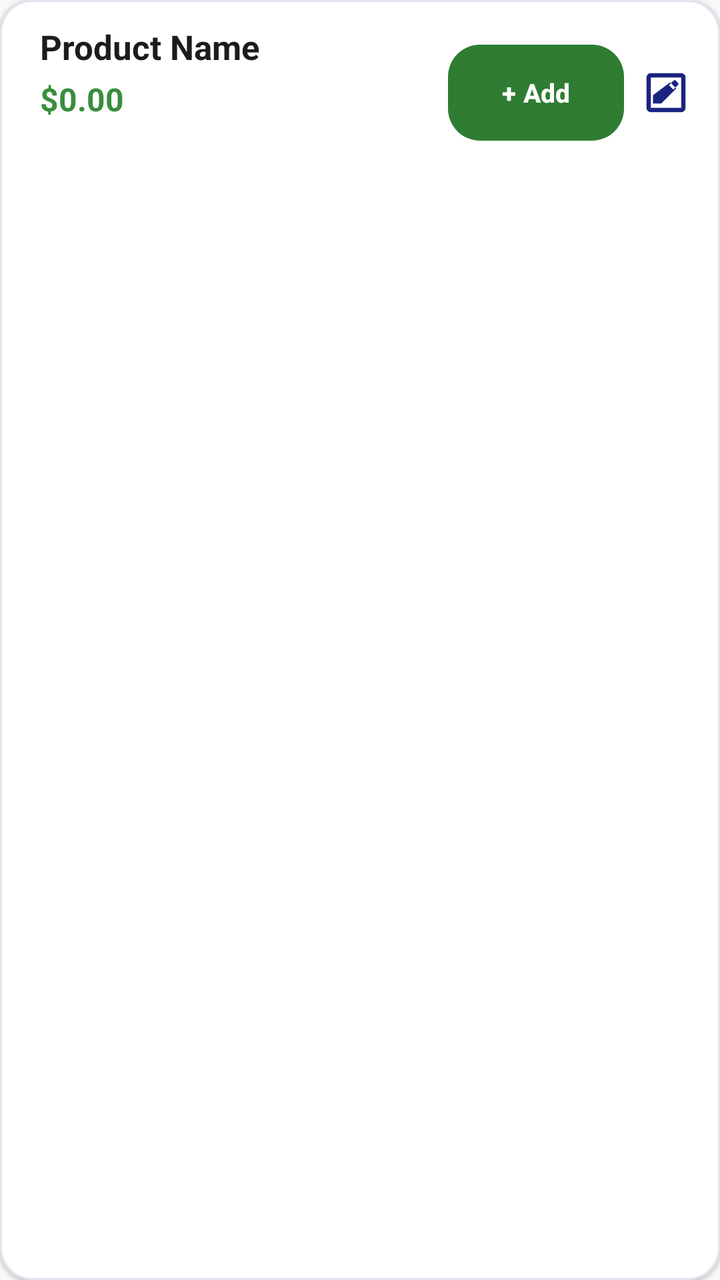
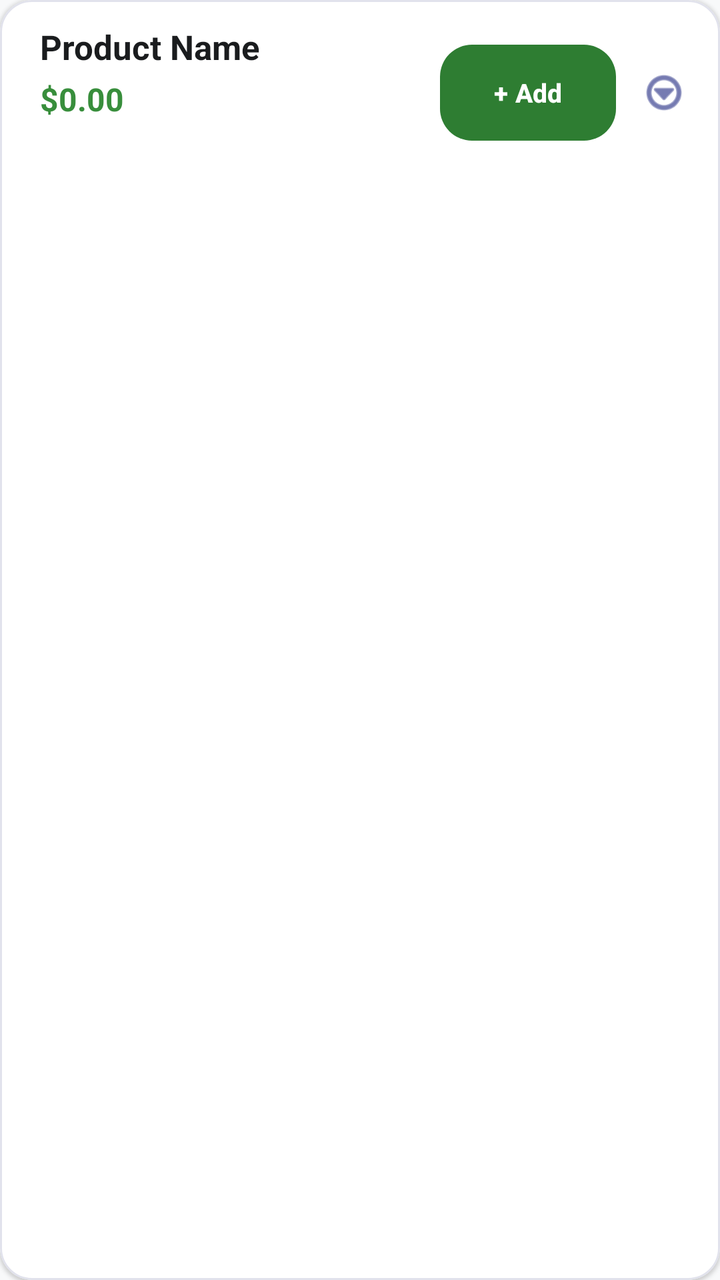

The first picture is an Android layout as it rendered before a commit; the second is the same layout after the commit. The layout source and the unified diff follow.
<!-- AndroidManifest.xml: application theme Theme.PosExpress -->
<!-- res/layout/product_item.xml -->
<?xml version="1.0" encoding="utf-8"?>
<com.google.android.material.card.MaterialCardView xmlns:android="http://schemas.android.com/apk/res/android"
    xmlns:app="http://schemas.android.com/apk/res-auto"
    android:id="@+id/productCard"
    android:layout_width="match_parent"
    android:layout_height="wrap_content"
    android:layout_marginHorizontal="16dp"
    android:layout_marginVertical="8dp"
    app:cardCornerRadius="16dp"
    app:cardElevation="1dp"
    app:strokeWidth="1dp"
    app:strokeColor="@color/surfaceVariant"
    app:cardBackgroundColor="@color/white">

    <LinearLayout
        android:layout_width="match_parent"
        android:layout_height="wrap_content"
        android:orientation="horizontal"
        android:gravity="center_vertical">

        
        <View
            android:id="@+id/selectionIndicator"
            android:layout_width="6dp"
            android:layout_height="match_parent"
            android:background="@color/successEmerald"
            android:visibility="gone" />

        <LinearLayout
            android:layout_width="match_parent"
            android:layout_height="wrap_content"
            android:orientation="horizontal"
            android:padding="12dp"
            android:gravity="center_vertical">

            <LinearLayout
                android:layout_width="0dp"
                android:layout_height="wrap_content"
                android:layout_weight="1"
                android:layout_marginStart="8dp"
                android:orientation="vertical">

                <LinearLayout
                    android:layout_width="wrap_content"
                    android:layout_height="wrap_content"
                    android:orientation="horizontal"
                    android:gravity="center_vertical">

                    <TextView
                        android:id="@+id/tvProductName"
                        android:layout_width="wrap_content"
                        android:layout_height="wrap_content"
                        android:text="Product Name"
                        android:textSize="17sp"
                        android:textColor="@color/textPrimary"
                        android:textStyle="bold" />

                    <TextView
                        android:id="@+id/tvQuantityBadge"
                        android:layout_width="wrap_content"
                        android:layout_height="wrap_content"
                        android:layout_marginStart="8dp"
                        android:background="@drawable/badge_background"
                        android:paddingHorizontal="8dp"
                        android:paddingVertical="2dp"
                        android:text="x1"
                        android:textColor="@color/onSuccessContainer"
                        android:textSize="11sp"
                        android:textStyle="bold"
                        android:visibility="gone" />
                </LinearLayout>

                <TextView
                    android:id="@+id/tvProductPrice"
                    android:layout_width="wrap_content"
                    android:layout_height="wrap_content"
                    android:text="$0.00"
                    android:layout_marginTop="4dp"
                    android:textSize="16sp"
                    android:textStyle="bold"
                    android:textColor="@color/successEmerald" />

                <TextView
                    android:id="@+id/tvProductCategory"
                    android:layout_width="wrap_content"
                    android:layout_height="wrap_content"
                    android:layout_marginTop="4dp"
                    android:textSize="12sp"
                    android:textColor="@color/primaryLight"
                    android:textStyle="italic" />
            </LinearLayout>

            <FrameLayout
                android:layout_width="wrap_content"
                android:layout_height="wrap_content"
                android:layout_marginStart="8dp">

                <com.google.android.material.button.MaterialButton
                    android:id="@+id/btnAddCart"
                    style="@style/Widget.Material3.Button"
                    android:layout_width="wrap_content"
                    android:layout_height="wrap_content"
                    android:text="@string/btn_add"
                    android:textColor="@color/white"
                    android:textSize="13sp"
                    android:textStyle="bold"
                    android:insetTop="0dp"
                    android:insetBottom="0dp"
                    android:paddingHorizontal="4dp"
                    android:paddingVertical="4dp"
                    app:backgroundTint="@color/successGreen"
                    app:cornerRadius="16dp"
                    android:visibility="visible"/>

                <LinearLayout
                    android:id="@+id/layoutQtyControls"
                    android:layout_width="wrap_content"
                    android:layout_height="wrap_content"
                    android:orientation="horizontal"
                    android:gravity="center"
                    android:visibility="gone">

                    <com.google.android.material.button.MaterialButton
                        android:id="@+id/btnMinus"
                        style="@style/Widget.Material3.Button.IconButton.Filled.Tonal"
                        android:layout_width="34dp"
                        android:layout_height="34dp"
                        android:padding="0dp"
                        android:text="-"
                        android:textSize="16sp"
                        app:cornerRadius="10dp" />

                    <TextView
                        android:id="@+id/tvQuantity"
                        android:layout_width="wrap_content"
                        android:layout_height="wrap_content"
                        android:layout_marginHorizontal="10dp"
                        android:text="1"
                        android:textColor="@color/textPrimary"
                        android:textSize="15sp"
                        android:textStyle="bold" />

                    <com.google.android.material.button.MaterialButton
                        android:id="@+id/btnPlus"
                        style="@style/Widget.Material3.Button.IconButton.Filled"
                        android:layout_width="34dp"
                        android:layout_height="34dp"
                        android:padding="0dp"
                        android:text="+"
                        android:textSize="16sp"
                        app:cornerRadius="10dp" />

                </LinearLayout>
            </FrameLayout>

            <ImageButton
                android:id="@+id/btnMore"
                android:layout_width="30dp"
                android:layout_height="30dp"
                android:layout_marginStart="6dp"
                android:background="?attr/selectableItemBackgroundBorderless"
                android:src="@drawable/ic_edit_modern"
                android:scaleType="centerInside"
                android:padding="2dp"
                app:tint="@color/primaryNavy"
                android:contentDescription="Edit Product" />

        </LinearLayout>

    </LinearLayout>

</com.google.android.material.card.MaterialCardView>
<!-- resources referenced by this layout -->
<resources>
  <color name="onSuccessContainer">#0A3622</color>
  <color name="primaryLight">#534BAE</color>
  <color name="primaryNavy">#1A237E</color>
  <color name="successEmerald">#388E3C</color>
  <color name="successGreen">#2E7D32</color>
  <color name="surfaceVariant">#E1E2EC</color>
  <color name="textPrimary">#1A1C1E</color>
  <color name="white">#FFFFFF</color>
  <!-- drawable badge_background (drawable) -->
  <?xml version="1.0" encoding="utf-8"?>
  <shape xmlns:android="http://schemas.android.com/apk/res/android">
      <solid android:color="@color/successContainer" />
      <corners android:radius="8dp" />
  </shape>
  <!-- drawable ic_edit_modern (drawable) -->
  <vector xmlns:android="http://schemas.android.com/apk/res/android"
      android:width="40dp"
      android:height="40dp"
      android:viewportWidth="24"
      android:viewportHeight="24">
      <path
          android:fillColor="#FF000000"
          android:pathData="M19,3H5C3.89,3 3,3.89 3,5V19C3,20.1 3.89,21 5,21H19C20.11,21 21,20.1 21,19V5C21,3.89 20.11,3 19,3M19,19H5V5H19V19M17.58,7.58C17.81,7.81 17.81,8.19 17.58,8.42L15.42,10.58L13.42,8.58L15.58,6.42C15.81,6.19 16.19,6.19 16.42,6.42L17.58,7.58M6,13.17V17H9.83L16.76,10.07L13.93,7.24L6,13.17Z" />
  </vector>
  <string name="btn_add">+ Add</string>
  <style name="Theme.PosExpress" parent="Base.Theme.PosExpress" />
  <color name="successContainer">#D1E7DD</color>
  <style name="Base.Theme.PosExpress" parent="Theme.Material3.DayNight.NoActionBar">
          <item name="colorPrimary">@color/primaryNavy</item>
          <item name="colorOnPrimary">@color/white</item>
          <item name="android:windowBackground">@color/backgroundOffWhite</item>
          <item name="android:statusBarColor">@color/primaryNavy</item>
          <item name="colorSecondaryContainer">@color/surfaceVariant</item>
          <item name="colorOnSecondaryContainer">@color/primaryNavy</item>
      </style>
  <color name="backgroundOffWhite">#F8F9FA</color>
</resources>

<!-- the commit's change to res/layout/product_item.xml (unified diff, before → after) -->
@@ -155,15 +155,15 @@
 
             <ImageButton
                 android:id="@+id/btnMore"
-                android:layout_width="30dp"
-                android:layout_height="30dp"
-                android:layout_marginStart="6dp"
+                android:layout_width="32dp"
+                android:layout_height="32dp"
+                android:layout_marginStart="8dp"
                 android:background="?attr/selectableItemBackgroundBorderless"
-                android:src="@drawable/ic_edit_modern"
+                android:src="@android:drawable/ic_menu_more"
                 android:scaleType="centerInside"
-                android:padding="2dp"
+                android:padding="4dp"
                 app:tint="@color/primaryNavy"
-                android:contentDescription="Edit Product" />
+                android:contentDescription="@string/btn_edit" />
 
         </LinearLayout>
 
<!-- resource entries referenced after the edit -->
@@ -14,17 +14,8 @@
       <solid android:color="@color/successContainer" />
       <corners android:radius="8dp" />
   </shape>
-  <!-- drawable ic_edit_modern (drawable) -->
-  <vector xmlns:android="http://schemas.android.com/apk/res/android"
-      android:width="40dp"
-      android:height="40dp"
-      android:viewportWidth="24"
-      android:viewportHeight="24">
-      <path
-          android:fillColor="#FF000000"
-          android:pathData="M19,3H5C3.89,3 3,3.89 3,5V19C3,20.1 3.89,21 5,21H19C20.11,21 21,20.1 21,19V5C21,3.89 20.11,3 19,3M19,19H5V5H19V19M17.58,7.58C17.81,7.81 17.81,8.19 17.58,8.42L15.42,10.58L13.42,8.58L15.58,6.42C15.81,6.19 16.19,6.19 16.42,6.42L17.58,7.58M6,13.17V17H9.83L16.76,10.07L13.93,7.24L6,13.17Z" />
-  </vector>
   <string name="btn_add">+ Add</string>
+  <string name="btn_edit">Edit</string>
   <style name="Theme.PosExpress" parent="Base.Theme.PosExpress" />
   <color name="successContainer">#D1E7DD</color>
   <style name="Base.Theme.PosExpress" parent="Theme.Material3.DayNight.NoActionBar">
